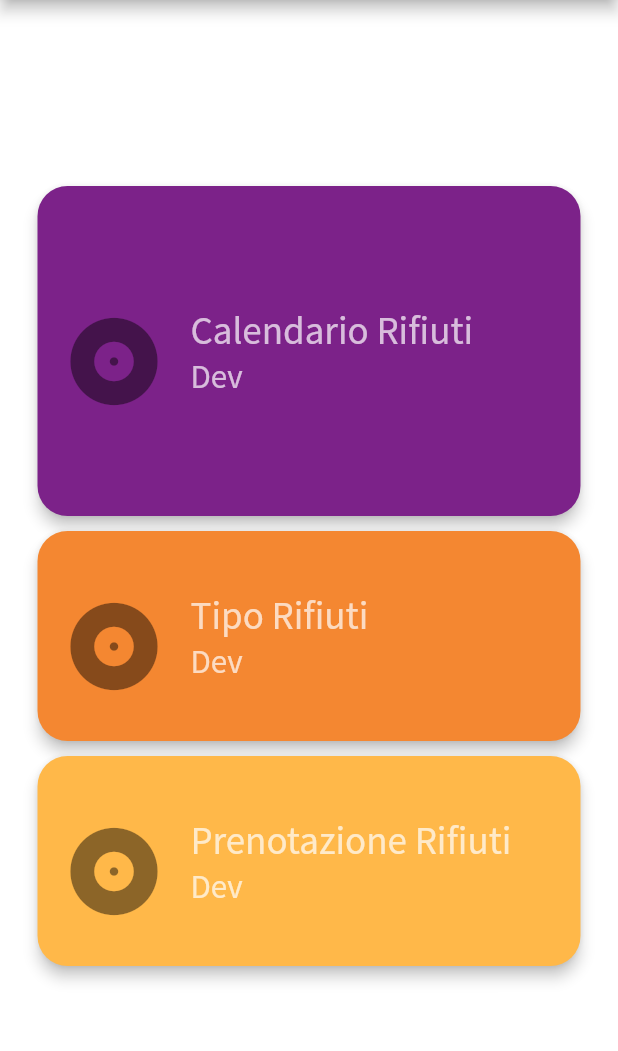
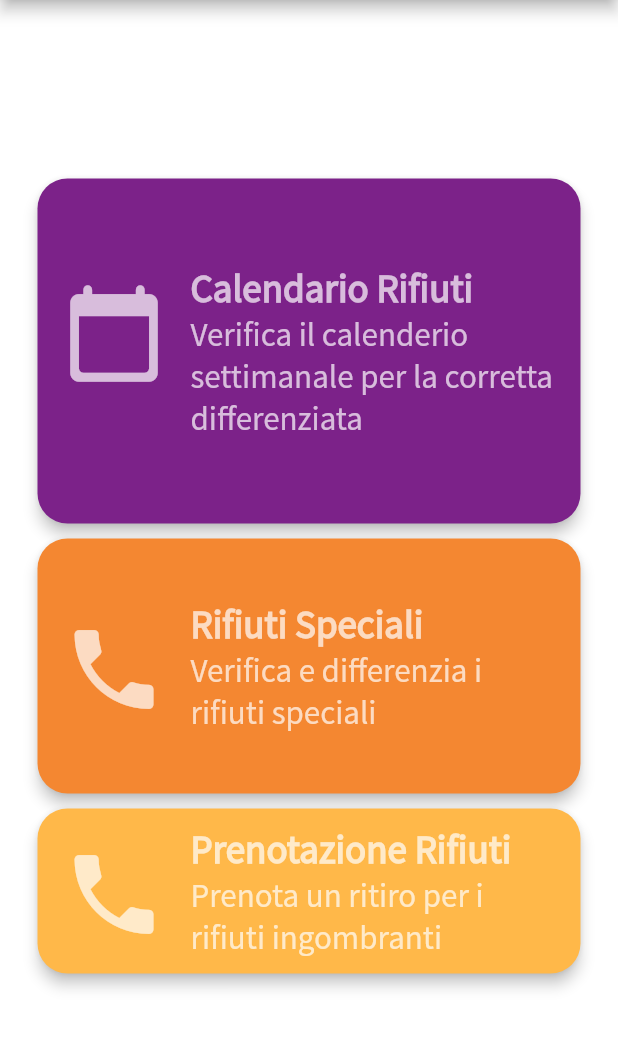
Before and after one commit to fdepedis/AppRifiuti, a Flutter app: the screen it shows after launch, on a phone screen of 412 x 824 dp, the part 84-1135 px from its top. Run offline on Flutter 3.47's test engine with Material 2 defaults, Android fonts, the phone set to English and light mode, and no system bars.

Commit message:
setup dynamic card

```diff
--- a/lib/CardContent.dart
+++ b/lib/CardContent.dart
@@ -1,20 +1,24 @@
 import 'package:flutter/cupertino.dart';
 import 'package:flutter/material.dart';
 import 'package:flutter_micard/utils/Config.dart';
+import 'package:flutter_micard/utils/Utils.dart';
 
 import 'route/detail_screen.dart';
 
 // ignore: must_be_immutable
 class CardContent extends StatelessWidget {
-  double cardHeight;
-  final String nameCard;
+  static double cardHeight;
+  final String titleCard;
+  final String subTitleCard;
   final String typeCard;
   final String dimensionCard;
   final int colorCard;
+  static Icon iconCard;
 
   CardContent(
       {Key key,
-      @required this.nameCard,
+      @required this.titleCard,
+      @required this.subTitleCard,
       @required this.typeCard,
       @required this.dimensionCard,
       @required this.colorCard})
@@ -22,13 +26,9 @@ class CardContent extends StatelessWidget {
 
   @override
   Widget build(BuildContext context) {
-    if (dimensionCard == "LARGE") {
-      cardHeight = Config.cardHeightLarge;
-    } else if (dimensionCard == "NORMAL") {
-      cardHeight = Config.cardHeightNormal;
-    } else {
-      cardHeight = Config.cardHeightSmall;
-    }
+    cardHeight = Utils.getHeightCard(dimensionCard);
+    iconCard = Utils.getIconCard(typeCard);
+
     return Container(
       height: cardHeight,
       child: Card(
@@ -44,7 +44,7 @@ class CardContent extends StatelessWidget {
               context,
               MaterialPageRoute(
                 builder: (context) =>
-                    DetailScreen(index: null, nameCard: nameCard),
+                    DetailScreen(index: null, titleCard: titleCard),
               ),
             );
           },
@@ -53,17 +53,19 @@ class CardContent extends StatelessWidget {
               mainAxisSize: MainAxisSize.min,
               children: <Widget>[
                 ListTile(
-                  leading: Icon(Icons.album, size: 70),
+                  leading: iconCard,
+                  /*Icon(Icons.album, size: 70),*/
                   title: Text(
-                    nameCard,
+                    titleCard,
                     style: TextStyle(
                       color: Colors.white70,
                       fontFamily: 'Source Sans Pro',
+                      fontWeight: FontWeight.bold,
                       fontSize: 26.0,
                     ),
                   ),
                   subtitle: Text(
-                    'Dev',
+                    subTitleCard,
                     style: TextStyle(
                         color: Colors.white70,
                         fontFamily: 'Source Sans Pro',
--- a/lib/main.dart
+++ b/lib/main.dart
@@ -1,5 +1,6 @@
 import 'package:flutter/material.dart';
 import 'package:flutter/services.dart';
+import 'package:flutter_micard/utils/Utils.dart';
 import 'CardContent.dart';
 import 'route/detail_screen.dart';
 
@@ -58,25 +59,37 @@ class _MyHomePageState extends State<MyHomePage> {
   }
 }
 
+enum cardDimension { LARGE, NORMAL, SMALL }
+
+extension ParseToString on cardDimension {
+  String toShortString() {
+    return this.toString().split('.').last;
+  }
+}
+
 SafeArea _buildBody(BuildContext context) {
   return SafeArea(
     child: Column(
       mainAxisAlignment: MainAxisAlignment.center,
       children: <Widget>[
         CardContent(
-            nameCard: "Calendario Rifiuti",
+            titleCard: "Calendario Rifiuti",
+            subTitleCard:
+                "Verifica il calenderio settimanale per la corretta differenziata",
             typeCard: "R_CALENDAR",
-            dimensionCard: "LARGE",
+            dimensionCard: cardDimension.LARGE.toShortString(),
             colorCard: 0xFF7C2289),
         CardContent(
-            nameCard: "Tipo Rifiuti",
+            titleCard: "Rifiuti Speciali",
+            subTitleCard: "Verifica e differenzia i rifiuti speciali",
             typeCard: "R_TYPE",
-            dimensionCard: "NORMAL",
+            dimensionCard: cardDimension.NORMAL.toShortString(),
             colorCard: 0xFFF48731),
         CardContent(
-            nameCard: "Prenotazione Rifiuti",
+            titleCard: "Prenotazione Rifiuti",
+            subTitleCard: "Prenota un ritiro per i rifiuti ingombranti",
             typeCard: "R_CHECK",
-            dimensionCard: "NORMAL",
+            dimensionCard: cardDimension.SMALL.toShortString(),
             colorCard: 0xFFFFB849),
       ],
     ),
--- a/lib/route/detail_screen.dart
+++ b/lib/route/detail_screen.dart
@@ -3,9 +3,9 @@ import 'package:flutter/material.dart';
 
 class DetailScreen extends StatelessWidget {
   final int index;
-  final String nameCard;
+  final String titleCard;
 
-  DetailScreen({Key key, @required this.index, @required this.nameCard})
+  DetailScreen({Key key, @required this.index, @required this.titleCard})
       : super(key: key);
 
   @override
@@ -14,7 +14,7 @@ class DetailScreen extends StatelessWidget {
       appBar: AppBar(
         backgroundColor: Colors.red[300],
         title: Text(
-          nameCard,
+          titleCard,
           style: TextStyle(
             color: Colors.white,
             fontFamily: 'Pacifico',
```
Also changed, not shown: lib/utils/Config.dart (+4 -3 lines).
